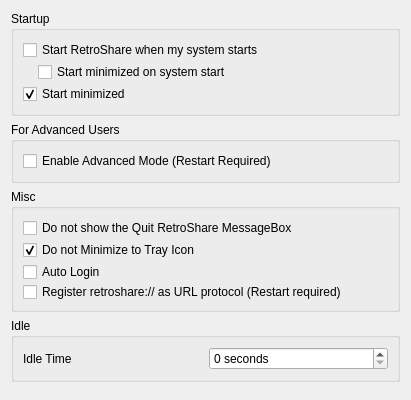
This is retroshare-gui/src/gui/settings/GeneralPage.ui in RetroShare/RetroShare as Qt 5 draws it before an edit. The edited form follows.
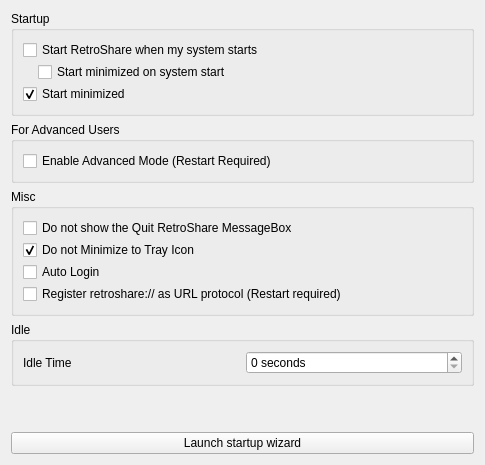
This is the edited form. Icons and pictures are not drawn.

Commit message: moved start wizard button to general config panel

```diff
--- a/retroshare-gui/src/gui/settings/GeneralPage.ui
+++ b/retroshare-gui/src/gui/settings/GeneralPage.ui
@@ -6,8 +6,8 @@
    <rect>
     <x>0</x>
     <y>0</y>
-    <width>411</width>
-    <height>400</height>
+    <width>485</width>
+    <height>465</height>
    </rect>
   </property>
   <layout class="QVBoxLayout" name="verticalLayout">
@@ -188,12 +188,23 @@
      </property>
      <property name="sizeHint" stdset="0">
       <size>
-       <width>178</width>
-       <height>95</height>
+       <width>20</width>
+       <height>40</height>
       </size>
      </property>
     </spacer>
    </item>
+   <item>
+    <widget class="QPushButton" name="runStartWizard_PB">
+     <property name="text">
+      <string>Launch startup wizard</string>
+     </property>
+     <property name="icon">
+      <iconset resource="../images.qrc">
+       <normaloff>:/images/tools_wizard.png</normaloff>:/images/tools_wizard.png</iconset>
+     </property>
+    </widget>
+   </item>
   </layout>
  </widget>
  <resources>
```
Left out of the diff: 2 changed lines with no effect on the pictures. The commit also changes 5 other files.
